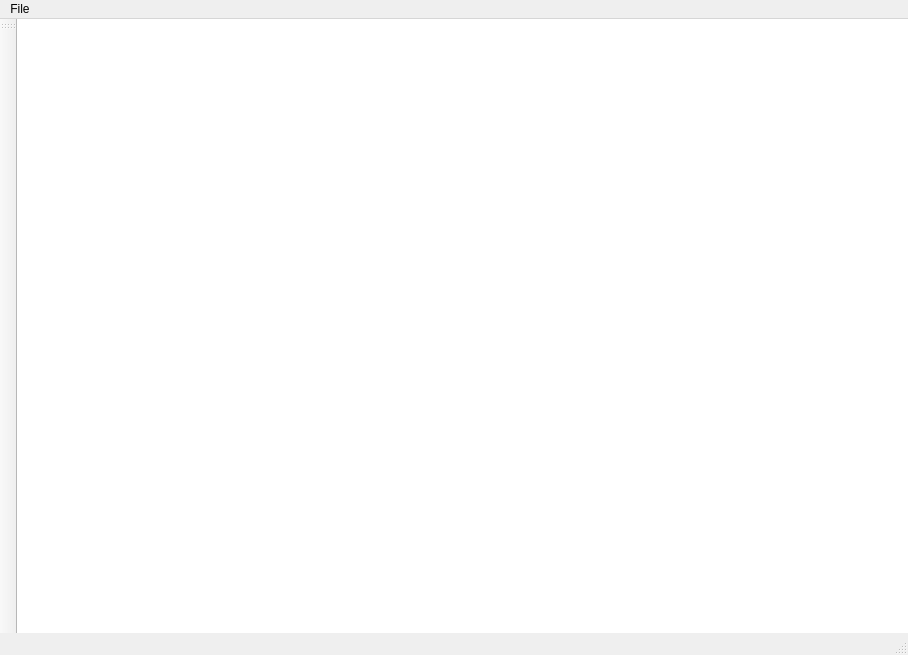
Qt form mainwindow.ui (Blquinn/Komics) before a commit.
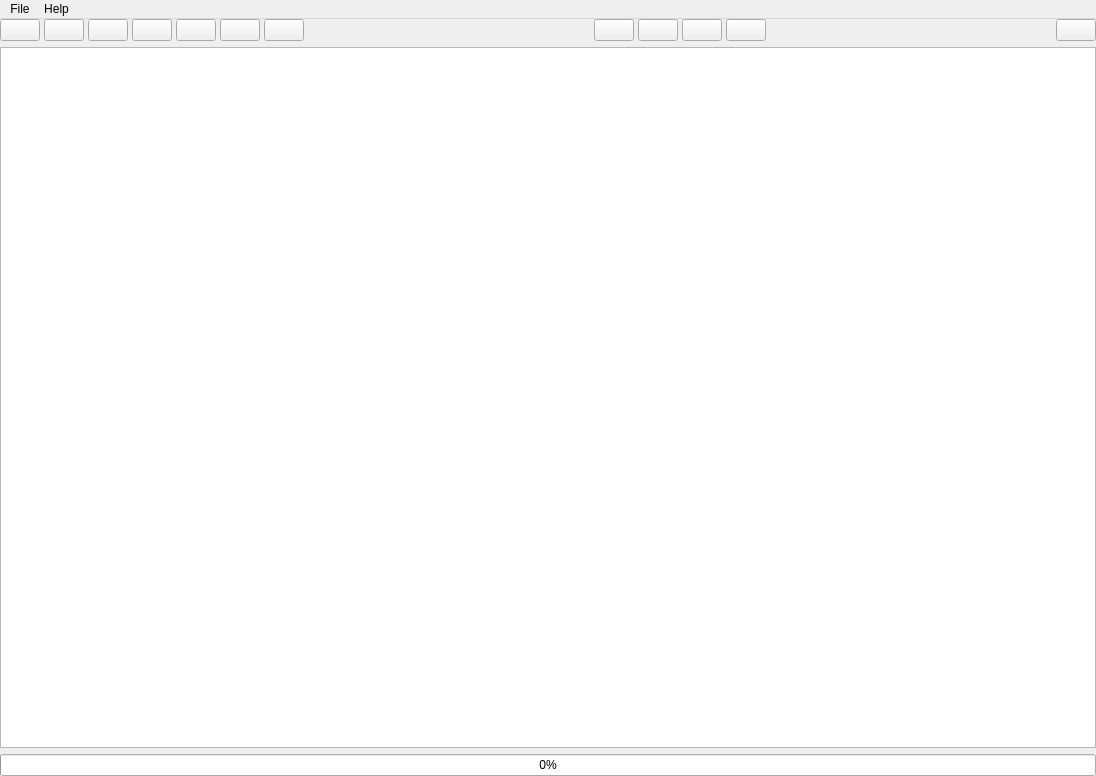
The same form after that commit. Icons and pictures are not drawn.

Commit message: added progress bar and buttons

What changed in the file:
```diff
--- a/mainwindow.ui
+++ b/mainwindow.ui
@@ -6,42 +6,298 @@
    <rect>
     <x>0</x>
     <y>0</y>
-    <width>908</width>
-    <height>655</height>
+    <width>1096</width>
+    <height>776</height>
    </rect>
   </property>
+  <property name="sizePolicy">
+   <sizepolicy hsizetype="Expanding" vsizetype="Expanding">
+    <horstretch>0</horstretch>
+    <verstretch>0</verstretch>
+   </sizepolicy>
+  </property>
   <property name="windowTitle">
    <string>MainWindow</string>
   </property>
   <widget class="QWidget" name="centralWidget">
-   <widget class="QGraphicsView" name="graphicsView">
-    <property name="geometry">
-     <rect>
-      <x>-5</x>
-      <y>-9</y>
-      <width>901</width>
-      <height>651</height>
-     </rect>
+   <layout class="QGridLayout" name="gridLayout">
+    <property name="leftMargin">
+     <number>0</number>
     </property>
-   </widget>
-   <zorder>pushButton</zorder>
-   <zorder>graphicsView</zorder>
+    <property name="topMargin">
+     <number>0</number>
+    </property>
+    <property name="rightMargin">
+     <number>0</number>
+    </property>
+    <property name="bottomMargin">
+     <number>0</number>
+    </property>
+    <item row="1" column="0">
+     <widget class="QGraphicsView" name="graphicsView">
+      <property name="sizePolicy">
+       <sizepolicy hsizetype="Expanding" vsizetype="Expanding">
+        <horstretch>0</horstretch>
+        <verstretch>0</verstretch>
+       </sizepolicy>
+      </property>
+     </widget>
+    </item>
+    <item row="0" column="0">
+     <layout class="QHBoxLayout" name="horizontalLayout_4">
+      <property name="spacing">
+       <number>4</number>
+      </property>
+      <property name="bottomMargin">
+       <number>0</number>
+      </property>
+      <item>
+       <widget class="QPushButton" name="btnArchivePrevious">
+        <property name="text">
+         <string/>
+        </property>
+        <property name="icon">
+         <iconset resource="icons.qrc">
+          <normaloff>:/assets/icons/36/skip-previous.png</normaloff>:/assets/icons/36/skip-previous.png</iconset>
+        </property>
+        <property name="iconSize">
+         <size>
+          <width>24</width>
+          <height>24</height>
+         </size>
+        </property>
+       </widget>
+      </item>
+      <item>
+       <widget class="QPushButton" name="btnArchiveBeggining">
+        <property name="text">
+         <string/>
+        </property>
+        <property name="icon">
+         <iconset resource="icons.qrc">
+          <normaloff>:/assets/icons/36/skip-backward.png</normaloff>:/assets/icons/36/skip-backward.png</iconset>
+        </property>
+        <property name="iconSize">
+         <size>
+          <width>24</width>
+          <height>24</height>
+         </size>
+        </property>
+       </widget>
+      </item>
+      <item>
+       <widget class="QPushButton" name="btnPageBack">
+        <property name="text">
+         <string/>
+        </property>
+        <property name="icon">
+         <iconset resource="icons.qrc">
+          <normaloff>:/assets/icons/36/step-backward.png</normaloff>:/assets/icons/36/step-backward.png</iconset>
+        </property>
+        <property name="iconSize">
+         <size>
+          <width>24</width>
+          <height>24</height>
+         </size>
+        </property>
+       </widget>
+      </item>
+      <item>
+       <widget class="QPushButton" name="btnPageGoTo">
+        <property name="text">
+         <string/>
+        </property>
+        <property name="icon">
+         <iconset resource="icons.qrc">
+          <normaloff>:/assets/icons/36/forward.png</normaloff>:/assets/icons/36/forward.png</iconset>
+        </property>
+        <property name="iconSize">
+         <size>
+          <width>24</width>
+          <height>24</height>
+         </size>
+        </property>
+       </widget>
+      </item>
+      <item>
+       <widget class="QPushButton" name="btnPageForward">
+        <property name="text">
+         <string/>
+        </property>
+        <property name="icon">
+         <iconset resource="icons.qrc">
+          <normaloff>:/assets/icons/36/step-forward.png</normaloff>:/assets/icons/36/step-forward.png</iconset>
+        </property>
+        <property name="iconSize">
+         <size>
+          <width>24</width>
+          <height>24</height>
+         </size>
+        </property>
+       </widget>
+      </item>
+      <item>
+       <widget class="QPushButton" name="btnArchiveEnd">
+        <property name="text">
+         <string/>
+        </property>
+        <property name="icon">
+         <iconset resource="icons.qrc">
+          <normaloff>:/assets/icons/36/skip-forward.png</normaloff>:/assets/icons/36/skip-forward.png</iconset>
+        </property>
+        <property name="iconSize">
+         <size>
+          <width>24</width>
+          <height>24</height>
+         </size>
+        </property>
+       </widget>
+      </item>
+      <item>
+       <widget class="QPushButton" name="btnArchiveNext">
+        <property name="text">
+         <string/>
+        </property>
+        <property name="icon">
+         <iconset resource="icons.qrc">
+          <normaloff>:/assets/icons/36/skip-next.png</normaloff>:/assets/icons/36/skip-next.png</iconset>
+        </property>
+        <property name="iconSize">
+         <size>
+          <width>24</width>
+          <height>24</height>
+         </size>
+        </property>
+       </widget>
+      </item>
+      <item>
+       <spacer name="horizontalSpacer">
+        <property name="orientation">
+         <enum>Qt::Horizontal</enum>
+        </property>
+        <property name="sizeHint" stdset="0">
+         <size>
+          <width>40</width>
+          <height>20</height>
+         </size>
+        </property>
+       </spacer>
+      </item>
+      <item>
+       <widget class="QPushButton" name="btnViewWidthFit">
+        <property name="text">
+         <string/>
+        </property>
+        <property name="icon">
+         <iconset>
+          <normaloff>assets/icons/36/window_width.png</normaloff>assets/icons/36/window_width.png</iconset>
+        </property>
+        <property name="iconSize">
+         <size>
+          <width>24</width>
+          <height>24</height>
+         </size>
+        </property>
+       </widget>
+      </item>
+      <item>
+       <widget class="QPushButton" name="btnViewHeightFit">
+        <property name="text">
+         <string/>
+        </property>
+        <property name="icon">
+         <iconset>
+          <normaloff>assets/icons/36/window_height.png</normaloff>assets/icons/36/window_height.png</iconset>
+        </property>
+        <property name="iconSize">
+         <size>
+          <width>24</width>
+          <height>24</height>
+         </size>
+        </property>
+       </widget>
+      </item>
+      <item>
+       <widget class="QPushButton" name="btnViewFitToSize">
+        <property name="text">
+         <string/>
+        </property>
+        <property name="icon">
+         <iconset>
+          <normaloff>assets/icons/36/window_size.png</normaloff>assets/icons/36/window_size.png</iconset>
+        </property>
+        <property name="iconSize">
+         <size>
+          <width>24</width>
+          <height>24</height>
+         </size>
+        </property>
+       </widget>
+      </item>
+      <item>
+       <widget class="QPushButton" name="btnViewManualZoom">
+        <property name="text">
+         <string/>
+        </property>
+        <property name="icon">
+         <iconset>
+          <normaloff>assets/icons/36/window.png</normaloff>assets/icons/36/window.png</iconset>
+        </property>
+        <property name="iconSize">
+         <size>
+          <width>24</width>
+          <height>24</height>
+         </size>
+        </property>
+       </widget>
+      </item>
+      <item>
+       <spacer name="horizontalSpacer_2">
+        <property name="orientation">
+         <enum>Qt::Horizontal</enum>
+        </property>
+        <property name="sizeHint" stdset="0">
+         <size>
+          <width>40</width>
+          <height>20</height>
+         </size>
+        </property>
+       </spacer>
+      </item>
+      <item>
+       <widget class="QPushButton" name="btnPageDoublePage">
+        <property name="text">
+         <string/>
+        </property>
+        <property name="icon">
+         <iconset>
+          <normaloff>assets/icons/36/double_page.png</normaloff>assets/icons/36/double_page.png</iconset>
+        </property>
+        <property name="iconSize">
+         <size>
+          <width>24</width>
+          <height>24</height>
+         </size>
+        </property>
+       </widget>
+      </item>
+     </layout>
+    </item>
+    <item row="2" column="0">
+     <widget class="QProgressBar" name="progressBar">
+      <property name="value">
+       <number>0</number>
+      </property>
+     </widget>
+    </item>
+   </layout>
   </widget>
-  <widget class="QToolBar" name="mainToolBar">
-   <attribute name="toolBarArea">
-    <enum>LeftToolBarArea</enum>
-   </attribute>
-   <attribute name="toolBarBreak">
-    <bool>false</bool>
-   </attribute>
-  </widget>
-  <widget class="QStatusBar" name="statusBar"/>
   <widget class="QMenuBar" name="menuBar">
    <property name="geometry">
     <rect>
      <x>0</x>
      <y>0</y>
-     <width>908</width>
+     <width>1096</width>
      <height>17</height>
     </rect>
    </property>
@@ -52,7 +308,14 @@
     <addaction name="actionOpen"/>
     <addaction name="actionQuit"/>
    </widget>
+   <widget class="QMenu" name="menuHelp">
+    <property name="title">
+     <string>Help</string>
+    </property>
+    <addaction name="actionAbout_Komics"/>
+   </widget>
    <addaction name="menuFIle"/>
+   <addaction name="menuHelp"/>
   </widget>
   <action name="actionOpen">
    <property name="checkable">
```
Left out of the diff: 11 changed lines with no effect on the pictures. The commit also changes 33 other files.
